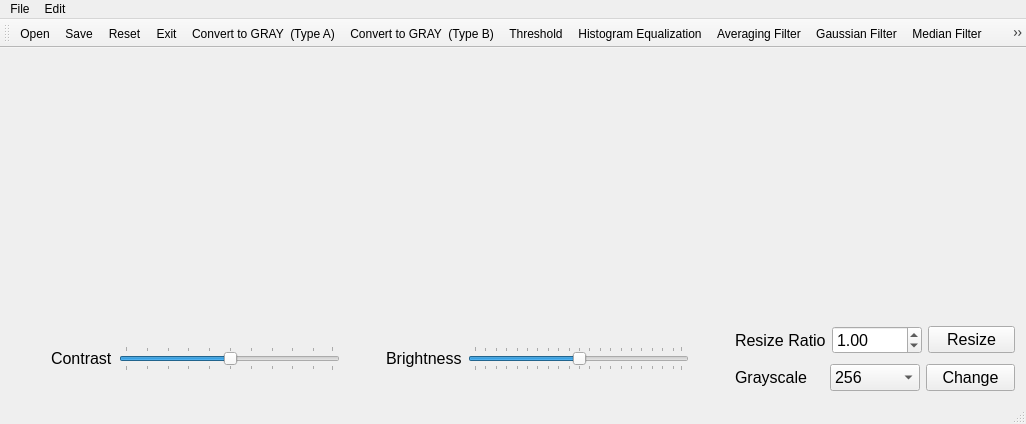
Above: hw3/SimplePaint/mainwindow.ui from otakusaikou/2016-631-M8210 before the change. Below: the same form after it.
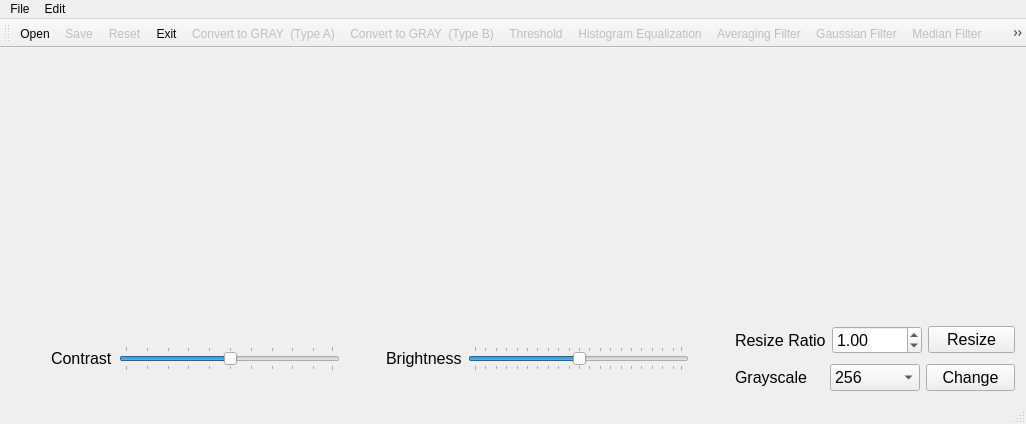
That is the form after the change. Icons and pictures are not drawn.

Commit message: Completed the minimum and maximum filtering

```diff
--- a/hw3/SimplePaint/mainwindow.ui
+++ b/hw3/SimplePaint/mainwindow.ui
@@ -403,6 +403,8 @@
    <addaction name="actionAveraging_Filter"/>
    <addaction name="actionGaussian_Filter"/>
    <addaction name="actionMedian_Filter"/>
+   <addaction name="actionMaxminum_Filter"/>
+   <addaction name="actionMinimum_Filter"/>
    <addaction name="actionLaplace_filter"/>
   </widget>
   <widget class="QStatusBar" name="statusBar"/>
@@ -431,6 +433,9 @@
    </property>
   </action>
   <action name="actionConvert_to_GRAY_Type_A">
+   <property name="enabled">
+    <bool>false</bool>
+   </property>
    <property name="icon">
     <iconset resource="myres.qrc">
      <normaloff>:/Icon/icons/gray-scale-A-icon.png</normaloff>:/Icon/icons/gray-scale-A-icon.png</iconset>
@@ -443,6 +448,9 @@
    </property>
   </action>
   <action name="actionConvert_to_GRAY_Type_B">
+   <property name="enabled">
+    <bool>false</bool>
+   </property>
    <property name="icon">
     <iconset resource="myres.qrc">
      <normaloff>:/Icon/icons/gray-scale-B-icon.png</normaloff>:/Icon/icons/gray-scale-B-icon.png</iconset>
@@ -455,6 +463,9 @@
    </property>
   </action>
   <action name="actionSave">
+   <property name="enabled">
+    <bool>false</bool>
+   </property>
    <property name="icon">
     <iconset resource="myres.qrc">
      <normaloff>:/Icon/icons/document-save.svg</normaloff>:/Icon/icons/document-save.svg</iconset>
@@ -467,6 +478,9 @@
    </property>
   </action>
   <action name="actionReset">
+   <property name="enabled">
+    <bool>false</bool>
+   </property>
    <property name="icon">
     <iconset resource="myres.qrc">
      <normaloff>:/Icon/icons/document-revert.svg</normaloff>:/Icon/icons/document-revert.svg</iconset>
@@ -479,6 +493,9 @@
    </property>
   </action>
   <action name="actionThreshold">
+   <property name="enabled">
+    <bool>false</bool>
+   </property>
    <property name="icon">
     <iconset resource="myres.qrc">
      <normaloff>:/Icon/icons/threshold-icon.png</normaloff>:/Icon/icons/threshold-icon.png</iconset>
@@ -491,6 +508,9 @@
    </property>
   </action>
   <action name="actionHistogram_Equalization">
+   <property name="enabled">
+    <bool>false</bool>
+   </property>
    <property name="icon">
     <iconset resource="myres.qrc">
      <normaloff>:/Icon/icons/histogram-equalization.png</normaloff>:/Icon/icons/histogram-equalization.png</iconset>
@@ -503,25 +523,73 @@
    </property>
   </action>
   <action name="actionAveraging_Filter">
+   <property name="enabled">
+    <bool>false</bool>
+   </property>
+   <property name="icon">
+    <iconset resource="myres.qrc">
+     <normaloff>:/Icon/icons/averaging-filter-icon.png</normaloff>:/Icon/icons/averaging-filter-icon.png</iconset>
+   </property>
    <property name="text">
     <string>Averaging Filter</string>
    </property>
   </action>
   <action name="actionGaussian_Filter">
+   <property name="enabled">
+    <bool>false</bool>
+   </property>
+   <property name="icon">
+    <iconset resource="myres.qrc">
+     <normaloff>:/Icon/icons/gaussian-blur-icon.png</normaloff>:/Icon/icons/gaussian-blur-icon.png</iconset>
+   </property>
    <property name="text">
     <string>Gaussian Filter</string>
    </property>
   </action>
   <action name="actionLaplace_filter">
+   <property name="enabled">
+    <bool>false</bool>
+   </property>
    <property name="text">
-    <string>Laplace filter</string>
+    <string>Laplace Filter</string>
    </property>
   </action>
   <action name="actionMedian_Filter">
+   <property name="enabled">
+    <bool>false</bool>
+   </property>
+   <property name="icon">
+    <iconset resource="myres.qrc">
+     <normaloff>:/Icon/icons/median-filter-icon.png</normaloff>:/Icon/icons/median-filter-icon.png</iconset>
+   </property>
    <property name="text">
     <string>Median Filter</string>
    </property>
   </action>
+  <action name="actionMaxminum_Filter">
+   <property name="enabled">
+    <bool>false</bool>
+   </property>
+   <property name="icon">
+    <iconset resource="myres.qrc">
+     <normaloff>:/Icon/icons/maximum-filter-icon.png</normaloff>:/Icon/icons/maximum-filter-icon.png</iconset>
+   </property>
+   <property name="text">
+    <string>Maximum Filter</string>
+   </property>
+  </action>
+  <action name="actionMinimum_Filter">
+   <property name="enabled">
+    <bool>false</bool>
+   </property>
+   <property name="icon">
+    <iconset resource="myres.qrc">
+     <normaloff>:/Icon/icons/minimum-filter-icon.png</normaloff>:/Icon/icons/minimum-filter-icon.png</iconset>
+   </property>
+   <property name="text">
+    <string>Minimum Filter</string>
+   </property>
+  </action>
  </widget>
  <layoutdefault spacing="6" margin="11"/>
  <resources>
```
Left out of the diff: 8 changed lines with no effect on the pictures. The commit also changes 9 other files.
